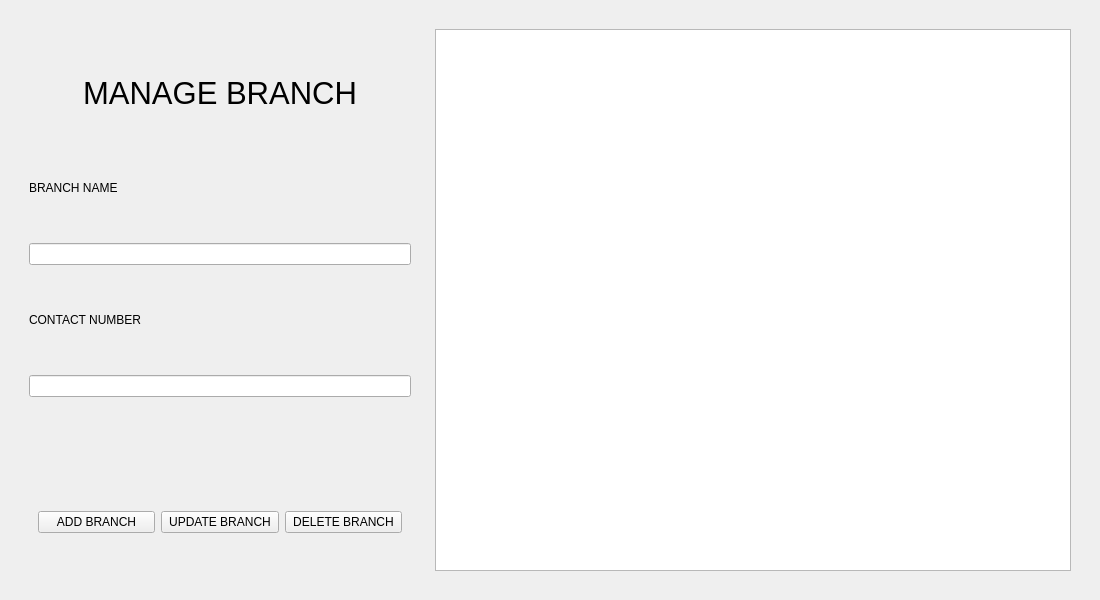
MZaidNaeem/hospital_management_system, file backend/ui/admin/admin_branch_manage.ui: the form before one commit.
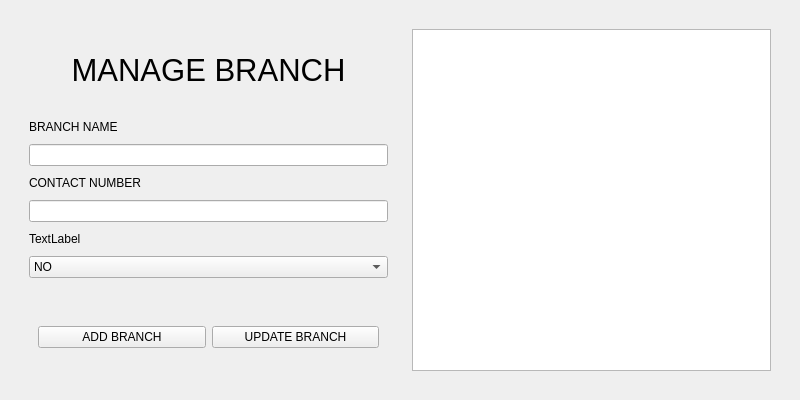
The form after the commit.

Commit message: branch working successfully

```diff
--- a/backend/ui/admin/admin_branch_manage.ui
+++ b/backend/ui/admin/admin_branch_manage.ui
@@ -6,8 +6,8 @@
    <rect>
     <x>0</x>
     <y>0</y>
-    <width>1100</width>
-    <height>600</height>
+    <width>800</width>
+    <height>400</height>
    </rect>
   </property>
   <property name="windowTitle">
@@ -64,7 +64,7 @@
              <property name="maximumSize">
               <size>
                <width>16777215</width>
-               <height>50</height>
+               <height>20</height>
               </size>
              </property>
              <property name="text">
@@ -80,7 +80,7 @@
              <property name="maximumSize">
               <size>
                <width>16777215</width>
-               <height>50</height>
+               <height>20</height>
               </size>
              </property>
              <property name="text">
@@ -91,12 +91,39 @@
            <item>
             <widget class="QLineEdit" name="admin_contact_number_input"/>
            </item>
+           <item>
+            <widget class="QLabel" name="label">
+             <property name="maximumSize">
+              <size>
+               <width>16777215</width>
+               <height>20</height>
+              </size>
+             </property>
+             <property name="text">
+              <string>TextLabel</string>
+             </property>
+            </widget>
+           </item>
+           <item>
+            <widget class="QComboBox" name="comboBox">
+             <item>
+              <property name="text">
+               <string>NO</string>
+              </property>
+             </item>
+             <item>
+              <property name="text">
+               <string>YES</string>
+              </property>
+             </item>
+            </widget>
+           </item>
            <item>
             <widget class="QLabel" name="admin_message_label">
              <property name="maximumSize">
               <size>
                <width>16777215</width>
-               <height>40</height>
+               <height>20</height>
               </size>
              </property>
              <property name="text">
@@ -129,13 +156,6 @@
                   </property>
                  </widget>
                 </item>
-                <item>
-                 <widget class="QPushButton" name="admin_delete_button">
-                  <property name="text">
-                   <string>DELETE BRANCH</string>
-                  </property>
-                 </widget>
-                </item>
                </layout>
               </item>
              </layout>
```
The commit also changes 5 other files.
